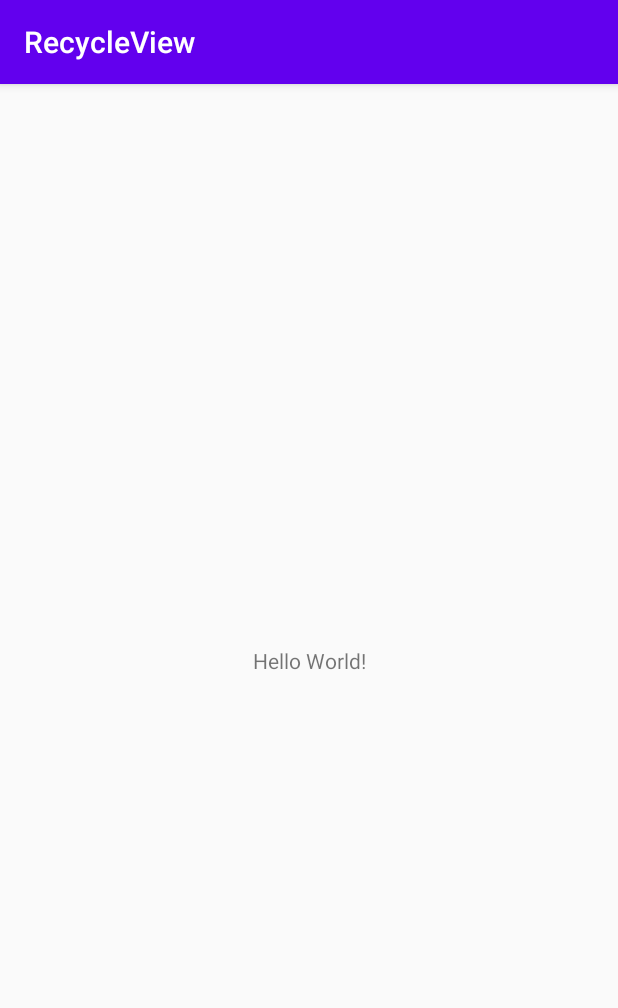
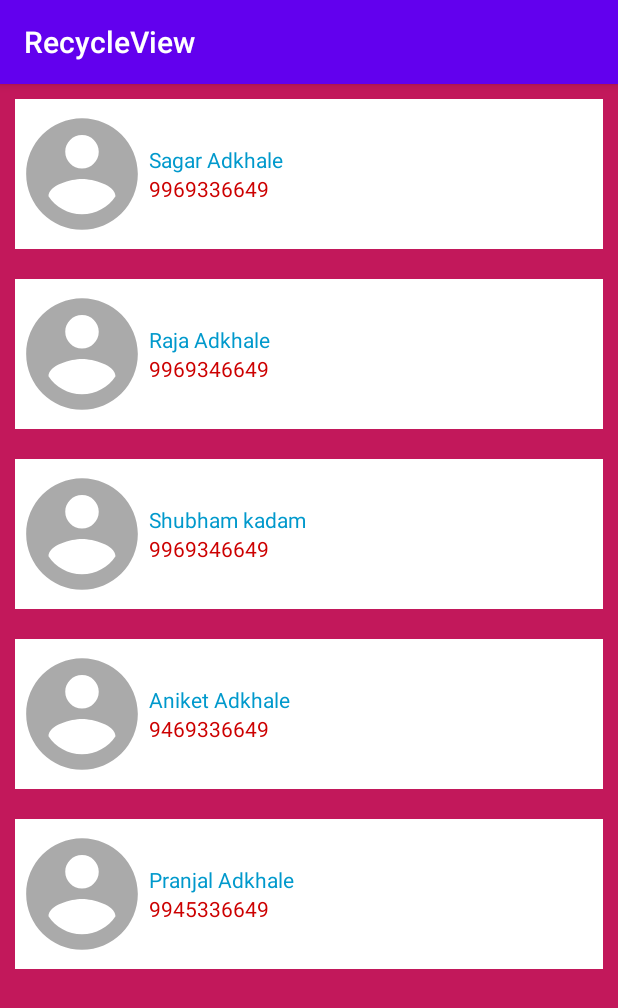
Before and after one commit to Sagar-Adkhale/RecycleView-Example, an Android app: the screen it shows after launch (MainActivity), on a phone screen of 412 x 824 dp. Shown: the top 1008 px of the screen. Run offline under Robolectric (Android 15) with nearby library versions, the phone set to English and light mode, and no system bars.

Commit message:
Sagar : "simple recycle view done successfully"

```diff
--- a/app/build.gradle
+++ b/app/build.gradle
@@ -31,4 +31,8 @@ dependencies {
     testImplementation 'junit:junit:4.12'
     androidTestImplementation 'androidx.test.ext:junit:1.1.1'
     androidTestImplementation 'androidx.test.espresso:espresso-core:3.2.0'
+
+
+    implementation 'com.android.support:recyclerview-v7:28.0.0'
+
 }
--- a/app/src/main/java/com/freespace/recycleview/MainActivity.java
+++ b/app/src/main/java/com/freespace/recycleview/MainActivity.java
@@ -1,15 +1,48 @@
 package com.freespace.recycleview;
 
 import androidx.appcompat.app.AppCompatActivity;
+import androidx.recyclerview.widget.LinearLayoutManager;
+import androidx.recyclerview.widget.RecyclerView;
 
 import android.os.Bundle;
 
+import com.freespace.recycleview.adapter.ContactAdapter.ContactAdapter;
+import com.freespace.recycleview.model.Contact;
+
+import java.util.ArrayList;
+import java.util.List;
+
 public class MainActivity extends AppCompatActivity {
-
+private List<Contact> contactList=new ArrayList<>();
+private RecyclerView myrecyclerView;
     @Override
     protected void onCreate(Bundle savedInstanceState) {
         super.onCreate(savedInstanceState);
 
         setContentView(R.layout.activity_main);
+        addDummyData();
+        myrecyclerView=findViewById(R.id.myrecycleview);
+        RecyclerView.LayoutManager layoutManager=new LinearLayoutManager(this);
+        myrecyclerView.setLayoutManager(layoutManager);
+        myrecyclerView.setAdapter(new ContactAdapter(this, contactList));
+
+    }
+
+    private void addDummyData() {
+        Contact contact=new Contact(R.drawable.ic_user,"9969336649", "Sagar Adkhale");
+        contactList.add(contact);
+
+         contact=new Contact(R.drawable.ic_user,"9969346649", "Raja Adkhale");
+        contactList.add(contact);
+
+         contact=new Contact(R.drawable.ic_user,"9969346649", "Shubham kadam");
+        contactList.add(contact);
+
+         contact=new Contact(R.drawable.ic_user,"9469336649", "Aniket Adkhale");
+        contactList.add(contact);
+
+         contact=new Contact(R.drawable.ic_user,"9945336649", "Pranjal Adkhale");
+        contactList.add(contact);
+
     }
 }
--- /dev/null
+++ b/app/src/main/java/com/freespace/recycleview/adapter/ContactAdapter/ContactAdapter.java
@@ -0,0 +1,68 @@
+package com.freespace.recycleview.adapter.ContactAdapter;
+
+import android.content.Context;
+import android.view.LayoutInflater;
+import android.view.View;
+import android.view.ViewGroup;
+import android.widget.ImageView;
+import android.widget.TextView;
+
+import androidx.annotation.NonNull;
+import androidx.recyclerview.widget.RecyclerView;
+
+import com.freespace.recycleview.MainActivity;
+import com.freespace.recycleview.R;
+import com.freespace.recycleview.model.Contact;
+
+import java.util.List;
+
+public class ContactAdapter extends RecyclerView.Adapter<ContactAdapter.ContactViewHolder> {
+    List<Contact> contactList;
+    Context context;
+    private LayoutInflater mLayoutInflater;
+
+    public ContactAdapter(Context context, List<Contact> contactList) {
+        this.contactList=contactList;
+        this.context=context;
+        mLayoutInflater= LayoutInflater.from(context);
+
+
+    }
+    public class ContactViewHolder extends RecyclerView.ViewHolder {
+        public TextView txtPhone;
+        public TextView txtName;
+        public ImageView imgAvatar;
+        public ContactViewHolder(@NonNull View itemView) {
+            super(itemView);
+            txtName=itemView.findViewById(R.id.txtName);
+
+            txtPhone=itemView.findViewById(R.id.txtPhone);
+
+            imgAvatar=itemView.findViewById(R.id.imgAvatar);
+        }
+    }
+
+    @NonNull
+    @Override
+    public ContactViewHolder onCreateViewHolder(@NonNull ViewGroup parent, int viewType) {
+
+        View item = mLayoutInflater.inflate(R.layout.custom_list_item,parent,false);
+
+        return new ContactViewHolder(item);
+    }
+
+    @Override
+    public void onBindViewHolder(@NonNull ContactViewHolder holder, int position) {
+    Contact contact = contactList.get(position);
+    holder.txtPhone.setText(contact.getPhone());
+    holder.txtName.setText(contact.getName());
+    holder.imgAvatar.setImageResource(contact.getAvatar());
+    }
+
+    @Override
+    public int getItemCount() {
+        return contactList.size();
+    }
+
+
+}
--- /dev/null
+++ b/app/src/main/java/com/freespace/recycleview/model/Contact.java
@@ -0,0 +1,41 @@
+package com.freespace.recycleview.model;
+
+public class Contact {
+    private String name;
+    private String phone;
+    private int avatar;
+
+
+    public String getName() {
+        return name;
+    }
+
+    public void setName(String name) {
+        this.name = name;
+    }
+
+    public String getPhone() {
+        return phone;
+    }
+
+    public void setPhone(String phone) {
+        this.phone = phone;
+    }
+
+    public int getAvatar() {
+        return avatar;
+    }
+
+    public void setAvatar(int avatar) {
+        this.avatar = avatar;
+    }
+
+    public Contact(int avatar, String phone, String name) {
+        this.name = name;
+        this.phone = phone;
+        this.avatar = avatar;
+    }
+
+    public Contact() {
+    }
+}
--- /dev/null
+++ b/app/src/main/res/drawable/ic_user.xml
@@ -0,0 +1,5 @@
+<vector android:height="24dp" android:tint="#AAAAAA"
+    android:viewportHeight="24.0" android:viewportWidth="24.0"
+    android:width="24dp" xmlns:android="http://schemas.android.com/apk/res/android">
+    <path android:fillColor="#FF000000" android:pathData="M12,2C6.48,2 2,6.48 2,12s4.48,10 10,10 10,-4.48 10,-10S17.52,2 12,2zM12,5c1.66,0 3,1.34 3,3s-1.34,3 -3,3 -3,-1.34 -3,-3 1.34,-3 3,-3zM12,19.2c-2.5,0 -4.71,-1.28 -6,-3.22 0.03,-1.99 4,-3.08 6,-3.08 1.99,0 5.97,1.09 6,3.08 -1.29,1.94 -3.5,3.22 -6,3.22z"/>
+</vector>
--- a/app/src/main/res/layout/activity_main.xml
+++ b/app/src/main/res/layout/activity_main.xml
@@ -4,15 +4,13 @@
     xmlns:tools="http://schemas.android.com/tools"
     android:layout_width="match_parent"
     android:layout_height="match_parent"
+    android:background="#C2185B"
     tools:context=".MainActivity">
 
-    <TextView
-        android:layout_width="wrap_content"
-        android:layout_height="wrap_content"
-        android:text="Hello World!"
-        app:layout_constraintBottom_toBottomOf="parent"
-        app:layout_constraintLeft_toLeftOf="parent"
-        app:layout_constraintRight_toRightOf="parent"
-        app:layout_constraintTop_toTopOf="parent" />
 
+    <androidx.recyclerview.widget.RecyclerView
+        android:layout_width="match_parent"
+        android:layout_height="match_parent"
+        android:id="@+id/myrecycleview"
+        />
 </androidx.constraintlayout.widget.ConstraintLayout>
--- /dev/null
+++ b/app/src/main/res/layout/custom_list_item.xml
@@ -0,0 +1,45 @@
+<LinearLayout xmlns:android="http://schemas.android.com/apk/res/android"
+    xmlns:app="http://schemas.android.com/apk/res-auto"
+    android:layout_width="match_parent"
+    android:layout_height="wrap_content"
+    android:background="#FFFFFF"
+    android:layout_margin="10dp"
+
+    android:orientation="vertical">
+
+    <LinearLayout
+        android:layout_width="wrap_content"
+        android:layout_height="wrap_content"
+        android:orientation="horizontal">
+
+        <ImageView
+            android:id="@+id/imgAvatar"
+            android:layout_width="100dp"
+            android:layout_height="100dp"
+            android:layout_weight="1"
+            app:srcCompat="@drawable/ic_user" />
+
+        <LinearLayout
+            android:layout_width="match_parent"
+            android:layout_height="match_parent"
+            android:layout_weight="1"
+            android:orientation="vertical">
+
+            <TextView
+                android:id="@+id/txtName"
+                android:layout_width="314dp"
+                android:layout_height="50dp"
+                android:text="TextView"
+                android:gravity="bottom"
+                android:textColor="@android:color/holo_blue_dark" />
+
+            <TextView
+                android:id="@+id/txtPhone"
+                android:layout_width="match_parent"
+                android:layout_height="50dp"
+                android:text="TextView"
+
+                android:textColor="@android:color/holo_red_dark" />
+        </LinearLayout>
+    </LinearLayout>
+</LinearLayout>
```
